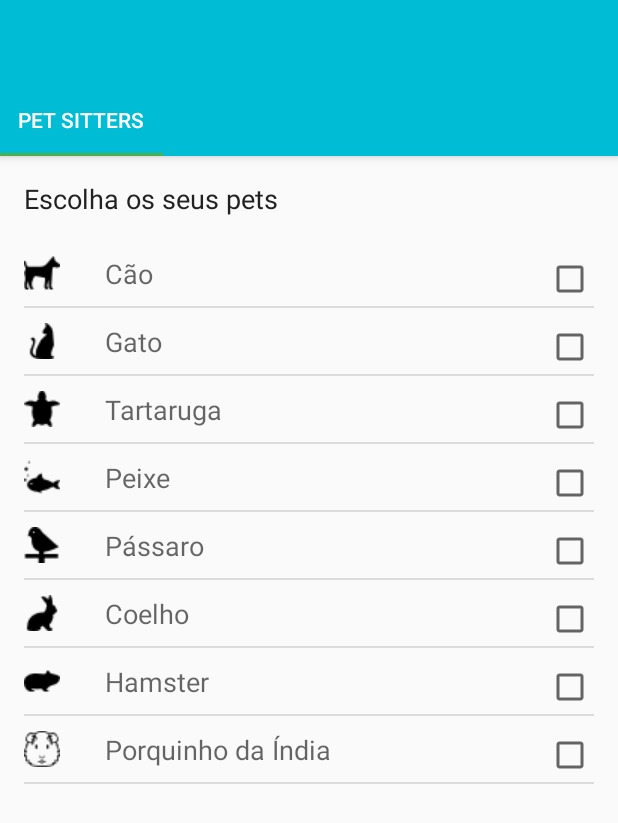
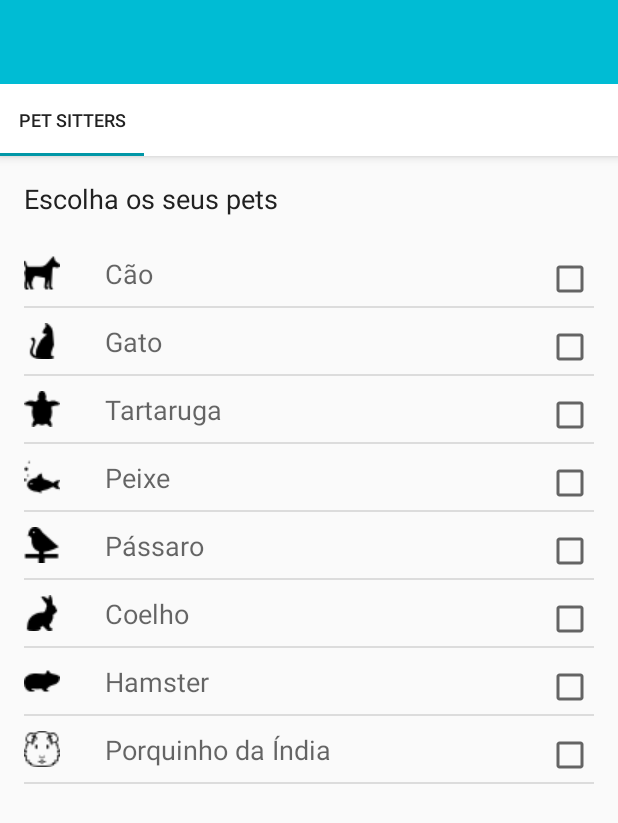
Before and after one commit to FihlaTV/PetSitter2, an Android app: the OwnerHomeActivity screen opened directly, with no data from a screen before it, on a phone screen of 412 x 824 dp. Shown: the top 823 px of the screen. Run offline under Robolectric (Android 15) with nearby library versions, the light colour scheme and no system bars; our stand-ins replace ButterKnife; libraries missing offline, so code that uses them is left out: io.realm; 6 statements that could not run were skipped.

Commit message:
Created style for tabs.

```diff
--- a/app/src/main/res/layout/activity_owner_home.xml
+++ b/app/src/main/res/layout/activity_owner_home.xml
@@ -24,6 +24,9 @@
                 android:layout_width="match_parent"
                 android:layout_height="wrap_content"
                 app:tabMode="scrollable"
+                style="@style/NavigationTab"
+                app:tabTextAppearance="@style/NavigationTabTextAppearance"
+                android:background="@color/white"
                 />
 
         </android.support.design.widget.AppBarLayout>
--- a/app/src/main/res/layout/fragment_sitters.xml
+++ b/app/src/main/res/layout/fragment_sitters.xml
@@ -16,7 +16,6 @@
 
     <android.support.v7.widget.RecyclerView
         android:id="@+id/recycler_view"
-        android:scrollbars="vertical"
         android:layout_width="match_parent"
         android:layout_height="wrap_content"
         android:layout_marginTop="15dp" />
--- a/app/src/main/res/values/styles.xml
+++ b/app/src/main/res/values/styles.xml
@@ -17,4 +17,15 @@
 
     <style name="AppTheme.PopupOverlay" parent="ThemeOverlay.AppCompat.Light" />
 
+    <style name="NavigationTab" parent="Widget.Design.TabLayout">
+        <item name="tabBackground">@color/white</item>
+        <item name="tabSelectedTextColor">@color/colorPrimaryText</item>
+        <item name="tabIndicatorColor">@color/colorPrimaryDark</item>
+        <item name="tabTextAppearance">@style/NavigationTabTextAppearance</item>
+    </style>
+
+    <style name="NavigationTabTextAppearance" parent="TextAppearance.Design.Tab">
+        <item name="android:textColor">@color/colorSecondaryText</item>
+        <item name="android:textSize">12sp</item>
+    </style>
 </resources>
```
